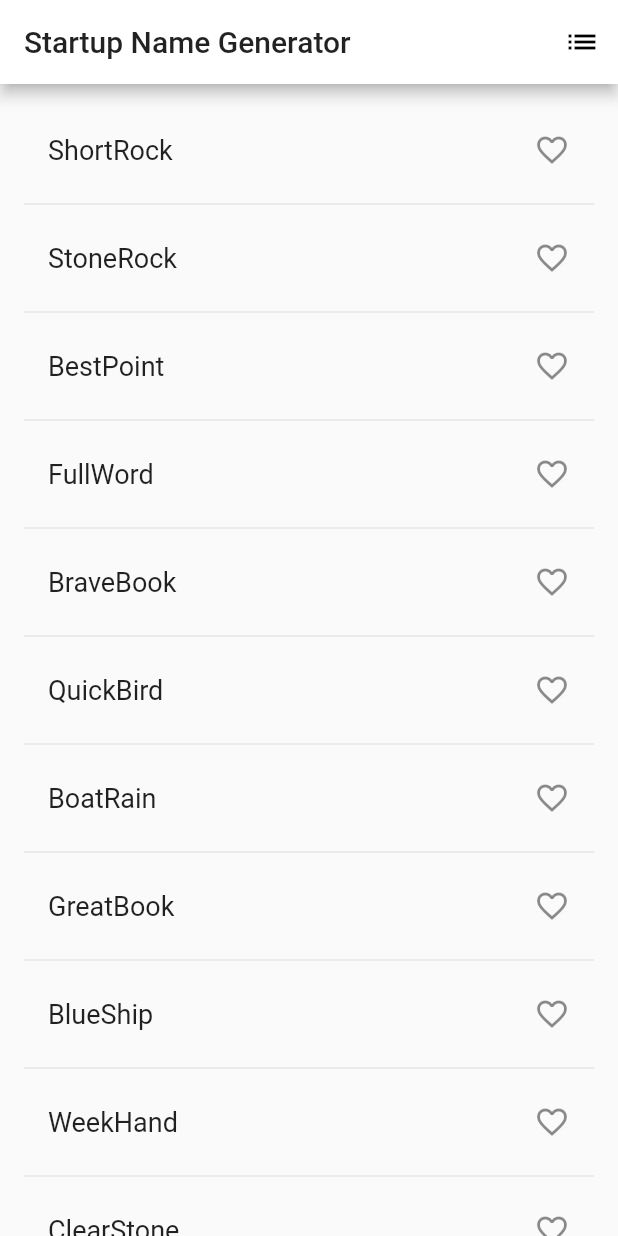
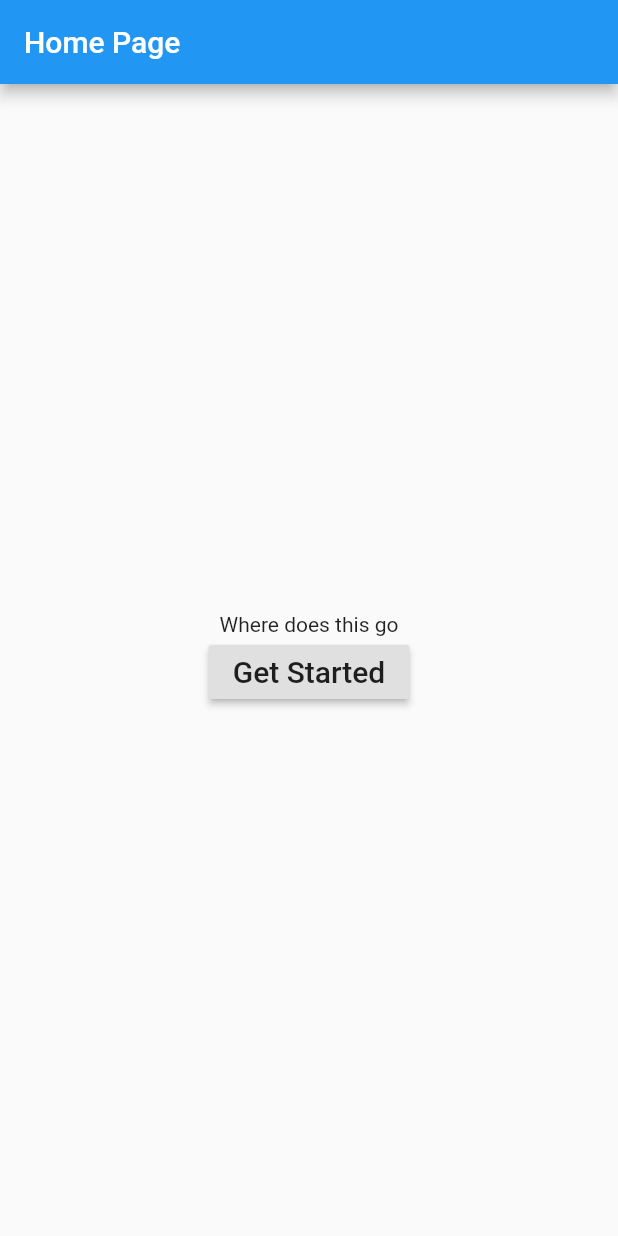
Before and after one commit to FishermanVan/Buffer-like-Buffet-HackMit-2020-, a Flutter app: the screen it shows after launch, on a phone screen of 412 x 824 dp. Run offline on Flutter 3.47's test engine with Material 2 defaults, Android fonts, the phone set to English and light mode, and no system bars.

Commit message:
added homepage and topic page skeleton

```diff
--- a/HackMit/lib/main.dart
+++ b/HackMit/lib/main.dart
@@ -1,5 +1,6 @@
 import 'package:flutter/material.dart';
-import 'package:english_words/english_words.dart';
+import 'package:flutter/rendering.dart';
+// import 'package:english_words/english_words.dart';
 
 void main() => runApp(MyApp());
 
@@ -8,10 +9,69 @@ class MyApp extends StatelessWidget {
   Widget build(BuildContext context) {
     return MaterialApp(
       title: 'Startup Name Generator',
-      theme: ThemeData(          // Add the 3 lines from here...
-        primaryColor: Colors.white,
-      ),                         // ... to here.
-      home: RandomWords(),
+      // theme: ThemeData(          // Add the 3 lines from here...
+      //   primaryColor: Colors.white,
+      // ),                         // ... to here.
+      home: HomePage(),
+    );
+  }
+}
+
+class HomePage extends StatelessWidget {
+  @override
+  Widget build(BuildContext context) {
+    return Scaffold (
+      appBar: AppBar(
+        title: Text('Home Page'),
+      ),
+      body: Center(child: Column(
+        mainAxisSize: MainAxisSize.min,
+        children: <Widget>[Text('Where does this go'),
+      RaisedButton(onPressed: () {navigateToTopicPage(context);},
+            child: Text('Get Started', style: TextStyle(fontSize: 20)),
+          ),
+          //SizedBox(height: 30)
+      ]))
+    );
+  }
+  Future navigateToTopicPage(context) async {
+  Navigator.push(context, MaterialPageRoute(builder: (context) => TopicPage()));
+}
+
+
+
+  // void _topicPage() {
+  //   Navigator.of(context).push(
+  //     MaterialPageRoute<void>(
+  //       // NEW lines from here...
+  //       builder: (BuildContext context) {
+  //       return Scaffold(
+  //           appBar: AppBar(
+  //             title: Text('Topics'),
+  //           ),
+  //           body: Center(child: Text('new page'))
+  //         );
+  //       },
+  //   ),
+  //   );
+  // }
+}
+
+class TopicPage extends StatelessWidget {
+  @override
+  Widget build(BuildContext context) {
+    return Scaffold (
+      appBar: AppBar(
+        title: Text('Topic Page'),
+      ),
+      body: Center(child: Column(
+        mainAxisSize: MainAxisSize.min,
+        children: <Widget>[Text('Where does this go'),
+      RaisedButton(onPressed: () {},
+            child: Text('Get Started', style: TextStyle(fontSize: 20)),
+          ),
+          //SizedBox(height: 30)
+      ]))
     );
   }
 }
@@ -19,119 +79,117 @@ class MyApp extends StatelessWidget {
 
 
 
+// class RandomWords extends StatefulWidget {
+//   @override
+//   _RandomWordsState createState() => _RandomWordsState();   //By default, the name of the State class is prefixed with an underscore. Prefixing an identifier with an underscore enforces privacy in the Dart language and is a recommended best practice for State objects.
+// }
+
+// class _RandomWordsState extends State<RandomWords> {
+//   final List<WordPair> _suggestions = <WordPair>[];            // NEW
+//   final _saved = Set<WordPair>();     // NEW
+//   final TextStyle _biggerFont = const TextStyle(fontSize: 18); // NEW
+//   @override
+//   Widget build(BuildContext context) {
+//       //final wordPair = WordPair.random(); // Delete these...
+//     //return Text(wordPair.asPascalCase); // ... two lines.
+
+//     return Scaffold (                     // Add from here...
+//       appBar: AppBar(
+//         title: Text('Startup Name Generator'),
+//          actions: [
+//           IconButton(icon: Icon(Icons.list), onPressed: _pushSaved),
+//         ],
+//       ),
+//       body: _buildSuggestions(),
+//     );                                      // ... to here.
+//   }
+
+//  void _pushSaved() {
+//     Navigator.of(context).push(
+//       MaterialPageRoute<void>(
+//         // NEW lines from here...
+//         builder: (BuildContext context) {
+//           final tiles = _saved.map(
+//             (WordPair pair) {
+//               return ListTile(
+//                 title: Text(
+//                   pair.asPascalCase,
+//                   style: _biggerFont,
+//                 ),
+//               );
+//             },
+//           );
+//           final divided = ListTile.divideTiles(
+//             context: context,
+//             tiles: tiles,
+//           ).toList();
+
+//           return Scaffold(
+//             appBar: AppBar(
+//               title: Text('Saved Suggestions'),
+//             ),
+//             body: ListView(children: divided),
+//           );
+//         }, // ...to here.
+//       ),
+//     );
+//   }
 
 
-class RandomWords extends StatefulWidget {
-  @override
-  _RandomWordsState createState() => _RandomWordsState();   //By default, the name of the State class is prefixed with an underscore. Prefixing an identifier with an underscore enforces privacy in the Dart language and is a recommended best practice for State objects.
-}
+//   Widget _buildSuggestions() {
+//     return ListView.builder(
+//       padding: const EdgeInsets.all(16),
+//       // The itemBuilder callback is called once per suggested
+//       // word pairing, and places each suggestion into a ListTile
+//       // row. For even rows, the function adds a ListTile row for
+//       // the word pairing. For odd rows, the function adds a
+//       // Divider widget to visually separate the entries. Note that
+//       // the divider may be difficult to see on smaller devices.
+//       itemBuilder: (BuildContext _context, int i) {
+//         // Add a one-pixel-high divider widget before each row
+//         // in the ListView.
+//         if (i.isOdd) {
+//           return Divider();
+//         }
 
-class _RandomWordsState extends State<RandomWords> {
-  final List<WordPair> _suggestions = <WordPair>[];            // NEW
-  final _saved = Set<WordPair>();     // NEW
-  final TextStyle _biggerFont = const TextStyle(fontSize: 18); // NEW
-  @override
-  Widget build(BuildContext context) {
-      //final wordPair = WordPair.random(); // Delete these...
-    //return Text(wordPair.asPascalCase); // ... two lines.
+//         // The syntax "i ~/ 2" divides i by 2 and returns an
+//         // integer result.
+//         // For example: 1, 2, 3, 4, 5 becomes 0, 1, 1, 2, 2.
+//         // This calculates the actual number of word pairings
+//         // in the ListView,minus the divider widgets.
+//         final int index = i ~/ 2;
+//         // If you've reached the end of the available word
+//         // pairings...
+//         if (index >= _suggestions.length) {
+//           // ...then generate 10 more and add them to the
+//           // suggestions list.
+//           _suggestions.addAll(generateWordPairs().take(10));
+//         }
+//         return _buildRow(_suggestions[index]);
+//       }
+//     );
+//   }
 
-    return Scaffold (                     // Add from here...
-      appBar: AppBar(
-        title: Text('Startup Name Generator'),
-         actions: [
-          IconButton(icon: Icon(Icons.list), onPressed: _pushSaved),
-        ],
-      ),
-      body: _buildSuggestions(),
-    );                                      // ... to here.
-  }
-
- void _pushSaved() {
-    Navigator.of(context).push(
-      MaterialPageRoute<void>(
-        // NEW lines from here...
-        builder: (BuildContext context) {
-          final tiles = _saved.map(
-            (WordPair pair) {
-              return ListTile(
-                title: Text(
-                  pair.asPascalCase,
-                  style: _biggerFont,
-                ),
-              );
-            },
-          );
-          final divided = ListTile.divideTiles(
-            context: context,
-            tiles: tiles,
-          ).toList();
-
-          return Scaffold(
-            appBar: AppBar(
-              title: Text('Saved Suggestions'),
-            ),
-            body: ListView(children: divided),
-          );
-        }, // ...to here.
-      ),
-    );
-  }
-
-
-  Widget _buildSuggestions() {
-    return ListView.builder(
-      padding: const EdgeInsets.all(16),
-      // The itemBuilder callback is called once per suggested
-      // word pairing, and places each suggestion into a ListTile
-      // row. For even rows, the function adds a ListTile row for
-      // the word pairing. For odd rows, the function adds a
-      // Divider widget to visually separate the entries. Note that
-      // the divider may be difficult to see on smaller devices.
-      itemBuilder: (BuildContext _context, int i) {
-        // Add a one-pixel-high divider widget before each row
-        // in the ListView.
-        if (i.isOdd) {
-          return Divider();
-        }
-
-        // The syntax "i ~/ 2" divides i by 2 and returns an
-        // integer result.
-        // For example: 1, 2, 3, 4, 5 becomes 0, 1, 1, 2, 2.
-        // This calculates the actual number of word pairings
-        // in the ListView,minus the divider widgets.
-        final int index = i ~/ 2;
-        // If you've reached the end of the available word
-        // pairings...
-        if (index >= _suggestions.length) {
-          // ...then generate 10 more and add them to the
-          // suggestions list.
-          _suggestions.addAll(generateWordPairs().take(10));
-        }
-        return _buildRow(_suggestions[index]);
-      }
-    );
-  }
-
-   Widget _buildRow(WordPair pair) {
-    final alreadySaved = _saved.contains(pair);  // NEW
-    return ListTile(
-      title: Text(
-        pair.asPascalCase,
-        style: _biggerFont,
-      ),
-      trailing: Icon(   // NEW from here...
-      alreadySaved ? Icons.favorite : Icons.favorite_border,
-      color: alreadySaved ? Colors.red : null,
-    ),                // ... to here.
-     onTap: () {      // NEW lines from here...
-      setState(() {
-        if (alreadySaved) {
-          _saved.remove(pair);
-        } else {
-          _saved.add(pair);
-        }
-      });
-     }
-    );
-  }
-}
+//    Widget _buildRow(WordPair pair) {
+//     final alreadySaved = _saved.contains(pair);  // NEW
+//     return ListTile(
+//       title: Text(
+//         pair.asPascalCase,
+//         style: _biggerFont,
+//       ),
+//       trailing: Icon(   // NEW from here...
+//       alreadySaved ? Icons.favorite : Icons.favorite_border,
+//       color: alreadySaved ? Colors.red : null,
+//     ),                // ... to here.
+//      onTap: () {      // NEW lines from here...
+//       setState(() {
+//         if (alreadySaved) {
+//           _saved.remove(pair);
+//         } else {
+//           _saved.add(pair);
+//         }
+//       });
+//      }
+//     );
+//   }
+// }
```
